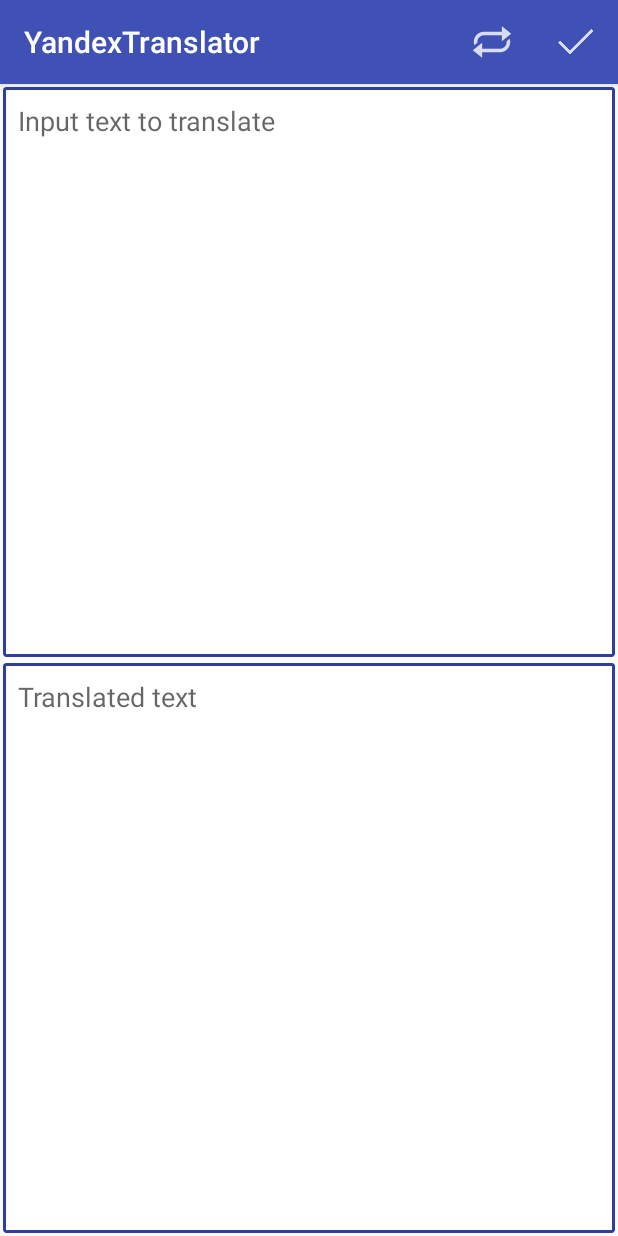
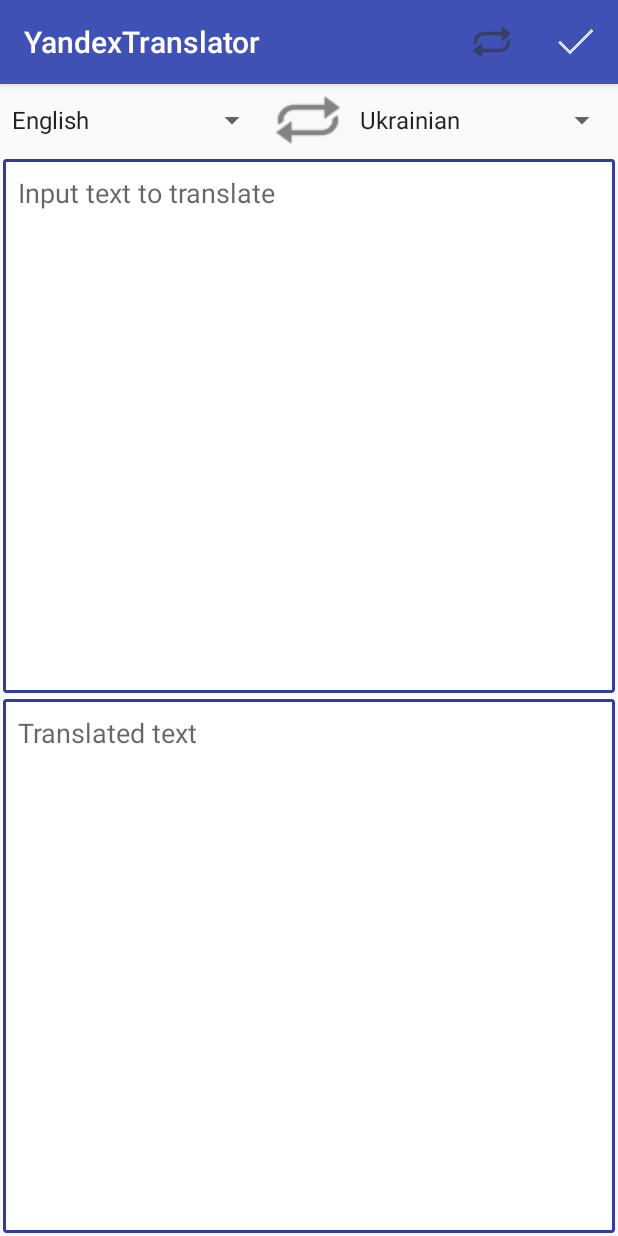
Before and after one commit to aint/SGAcademyAndroid, an Android app: the screen it shows after launch (MainActivity), after a tap on "Translate", on a phone screen of 412 x 824 dp. Run offline under Robolectric (Android 15) with nearby library versions, the phone set to English and light mode, and no system bars; our stand-ins replace ButterKnife; 1 statement that could not run was skipped.

Commit message:
Use spinners to select from/to language of translation

```diff
--- a/YandexTranslator/app/src/main/java/com/github/aint/yandextranslator/activity/MainActivity.java
+++ b/YandexTranslator/app/src/main/java/com/github/aint/yandextranslator/activity/MainActivity.java
@@ -7,10 +7,15 @@ import android.view.Menu;
 import android.view.MenuItem;
 import android.view.View;
 import android.view.inputmethod.InputMethodManager;
+import android.widget.AdapterView;
+import android.widget.AdapterView.OnItemSelectedListener;
+import android.widget.ArrayAdapter;
 import android.widget.EditText;
+import android.widget.Spinner;
 import android.widget.Toast;
 
 import com.github.aint.yandextranslator.R;
+import com.github.aint.yandextranslator.lang.Language;
 import com.github.aint.yandextranslator.model.TranslateJsonResponse;
 import com.github.aint.yandextranslator.service.YandexTranslateService;
 import com.google.gson.Gson;
@@ -27,7 +32,7 @@ import retrofit2.Retrofit;
 import retrofit2.converter.gson.GsonConverterFactory;
 
 
-public class MainActivity extends AppCompatActivity implements Callback<TranslateJsonResponse> {
+public class MainActivity extends AppCompatActivity implements Callback<TranslateJsonResponse>, OnItemSelectedListener {
 
     private static final String TAG = MainActivity.class.getName();
 
@@ -47,14 +52,44 @@ public class MainActivity extends AppCompatActivity implements Callback<Translat
 
     private YandexTranslateService translateService = retrofit.create(YandexTranslateService.class);
 
+    private String langFrom = "English";
+    private String langTo = "Ukrainian";
+
     @BindView(R.id.textFrom) EditText textFromEditText;
     @BindView(R.id.textTo) EditText textToEditText;
+
+    @BindView(R.id.lang_spinner1) Spinner langSpinner1;
+    @BindView(R.id.lang_spinner2) Spinner langSpinner2;
 
     @Override
     protected void onCreate(Bundle savedInstanceState) {
         super.onCreate(savedInstanceState);
         setContentView(R.layout.activity_main);
         ButterKnife.bind(this);
+        setUpLangSpinners();
+    }
+
+    private void setUpLangSpinners() {
+        ArrayAdapter<CharSequence> adapter = ArrayAdapter.createFromResource(
+                this,
+                R.array.languages,
+                android.R.layout.simple_spinner_item);
+        adapter.setDropDownViewResource(android.R.layout.simple_spinner_dropdown_item);
+
+        initFromLangSpinner(adapter);
+        initToLangSpinner(adapter);
+    }
+
+    private void initToLangSpinner(ArrayAdapter<CharSequence> adapter) {
+        langSpinner2.setAdapter(adapter);
+        langSpinner2.setSelection(adapter.getPosition(langTo));
+        langSpinner2.setOnItemSelectedListener(this);
+    }
+
+    private void initFromLangSpinner(ArrayAdapter<CharSequence> adapter) {
+        langSpinner1.setAdapter(adapter);
+        langSpinner1.setSelection(adapter.getPosition(langFrom));
+        langSpinner1.setOnItemSelectedListener(this);
     }
 
     private void translateText() {
@@ -66,8 +101,13 @@ public class MainActivity extends AppCompatActivity implements Callback<Translat
         Map<String, String> map = new TreeMap<>();
         map.put(KEY_REQUEST_FIELD, API_KEY);
         map.put(TEXT_REQUEST_FIELD, textFromEditText.getText().toString());
-        map.put(LANG_REQUEST_FIELD, "en-uk");
+        map.put(LANG_REQUEST_FIELD, getLangCodes());
         return map;
+    }
+
+    private String getLangCodes() {
+        return Language.valueOf(langFrom.toUpperCase()).getLangCode()
+                + "-" +  Language.valueOf(langTo.toUpperCase()).getLangCode();
     }
 
     @Override
@@ -109,4 +149,17 @@ public class MainActivity extends AppCompatActivity implements Callback<Translat
         }
         return super.onOptionsItemSelected(item);
     }
+
+    @Override
+    public void onItemSelected(AdapterView<?> parent, View view, int position, long id) {
+        Spinner spinner = (Spinner) parent;
+        if (spinner.getId() == R.id.lang_spinner1) {
+            langFrom = parent.getItemAtPosition(position).toString();
+        } else if (spinner.getId() == R.id.lang_spinner2) {
+            langTo = parent.getItemAtPosition(position).toString();
+        }
+    }
+
+    @Override
+    public void onNothingSelected(AdapterView<?> parent) {}
 }
--- /dev/null
+++ b/YandexTranslator/app/src/main/java/com/github/aint/yandextranslator/lang/Language.java
@@ -0,0 +1,98 @@
+package com.github.aint.yandextranslator.lang;
+
+public enum Language {
+    AFRIKAANS("af"),
+    ARABIC("ar"),
+    AZERBAIJANI("az"),
+    BASHKIR("ba"),
+    BELARUSIAN("be"),
+    BULGARIAN("bg"),
+    BENGALI("bn"),
+    BOSNIAN("bs"),
+    CATALAN("ca"),
+    CEBUANO("ceb"),
+    CZECH("cs"),
+    WELSH("cy"),
+    DANISH("da"),
+    GERMAN("de"),
+    GREEK("el"),
+    ENGLISH("en"),
+    ESPERANTO("eo"),
+    SPANISH("es"),
+    ESTONIAN("et"),
+    BASQUE("eu"),
+    PERSIAN("fa"),
+    FINNISH("fi"),
+    FRENCH("fr"),
+    IRISH("ga"),
+    SCOTTISH_GAELIC("gd"),
+    GALICIAN("gl"),
+    GUJARATI("gu"),
+    HEBREW("he"),
+    HINDI("hi"),
+    CROATIAN("hr"),
+    HAITIAN("ht"),
+    HUNGARIAN("hu"),
+    ARMENIAN("hy"),
+    INDONESIAN("id"),
+    ICELANDIC("is"),
+    ITALIAN("it"),
+    JAPANESE("ja"),
+    JAVANESE("jv"),
+    GEORGIAN("ka"),
+    KAZAKH("kk"),
+    KANNADA("kn"),
+    KOREAN("ko"),
+    KIRGHIZ("ky"),
+    LATIN("la"),
+    LITHUANIAN("lt"),
+    LATVIAN("lv"),
+    MALAGASY("mg"),
+    MAORI("mi"),
+    MACEDONIAN("mk"),
+    MALAYALAM("ml"),
+    MONGOLIAN("mn"),
+    MARATHI("mr"),
+    MALAY("ms"),
+    MALTESE("mt"),
+    NEPALI("ne"),
+    DUTCH("nl"),
+    NORWEGIAN("no"),
+    PUNJABI("pa"),
+    POLISH("pl"),
+    PORTUGUESE("pt"),
+    ROMANIAN("ro"),
+    RUSSIAN("ru"),
+    SINHALESE("si"),
+    SLOVAK("sk"),
+    SLOVENIAN("sl"),
+    ALBANIAN("sq"),
+    SERBIAN("sr"),
+    SUNDANESE("su"),
+    SWEDISH("sv"),
+    SWAHILI("sw"),
+    TAMIL("ta"),
+    TELUGU("te"),
+    TAJIK("tg"),
+    THAI("th"),
+    TAGALOG("tl"),
+    TURKISH("tr"),
+    TATAR("tt"),
+    UDMURT("udm"),
+    UKRAINIAN("uk"),
+    URDU("ur"),
+    UZBEK("uz"),
+    VIETNAMESE("vi"),
+    YIDDISH("yi"),
+    CHINESE("zh");
+
+    private final String langCode;
+
+    Language(String langCode) {
+        this.langCode = langCode;
+    }
+
+    public String getLangCode() {
+        return langCode;
+    }
+}
--- a/YandexTranslator/app/src/main/res/layout/activity_main.xml
+++ b/YandexTranslator/app/src/main/res/layout/activity_main.xml
@@ -5,10 +5,43 @@
     android:layout_height="fill_parent">
 
     <LinearLayout
+        android:id="@+id/panel"
         android:layout_width="match_parent"
-        android:layout_height="match_parent"
+        android:layout_height="wrap_content">
+
+        <Spinner
+            android:layout_width="0dp"
+            android:layout_height="wrap_content"
+            android:layout_weight="1"
+            android:layout_gravity="center_vertical"
+            android:id="@+id/lang_spinner1"
+            android:entries="@array/languages" />
+
+        <Button
+            android:layout_height="wrap_content"
+            android:layout_width="0dp"
+            android:layout_weight="0.3"
+            android:id="@+id/swap"
+            android:background="@drawable/ic_action_swap"
+            android:layout_gravity="center_vertical"/>
+
+        <Spinner
+            android:layout_width="0dp"
+            android:layout_height="wrap_content"
+            android:layout_weight="1"
+            android:layout_gravity="center_vertical"
+            android:id="@+id/lang_spinner2"
+            android:entries="@array/languages" />
+
+    </LinearLayout>
+
+    <LinearLayout
+        android:layout_width="match_parent"
+        android:layout_height="0dp"
         android:orientation="vertical"
-        android:weightSum="2">
+        android:weightSum="2"
+        android:layout_below="@+id/panel"
+        android:layout_alignParentBottom="true">
 
         <EditText
             style="@style/editText"
--- a/YandexTranslator/app/src/main/res/menu/menu.xml
+++ b/YandexTranslator/app/src/main/res/menu/menu.xml
@@ -5,7 +5,7 @@
     <item
         android:title="@string/menu_lang"
         app:showAsAction="ifRoom"
-        android:icon="@drawable/ic_action_lang"
+        android:icon="@drawable/ic_action_swap"
         android:id="@+id/menu_lang"/>
 
     <item
--- a/YandexTranslator/app/src/main/res/values/strings.xml
+++ b/YandexTranslator/app/src/main/res/values/strings.xml
@@ -4,4 +4,92 @@
     <string name="text_to">Translated text</string>
     <string name="menu_lang">Select language</string>
     <string name="menu_ok">Translate</string>
+
+    <string-array name="languages">
+        <item>Afrikaans</item>
+        <item>Albanian</item>
+        <item>Arabic</item>
+        <item>Azerbaijani</item>
+        <item>Basque</item>
+        <item>Bashkir</item>
+        <item>Belarusian</item>
+        <item>Bulgarian</item>
+        <item>Bengali</item>
+        <item>Bosnian</item>
+        <item>Catalan</item>
+        <item>Cebuano</item>
+        <item>Chinese</item>
+        <item>Czech</item>
+        <item>Danish</item>
+        <item>Dutch</item>
+        <item>German</item>
+        <item>Greek</item>
+        <item>English</item>
+        <item>Esperanto</item>
+        <item>Estonian</item>
+        <item>Finnish</item>
+        <item>French</item>
+        <item>Irish</item>
+        <item>Galician</item>
+        <item>Georgian</item>
+        <item>Gujarati</item>
+        <item>Hebrew</item>
+        <item>Hindi</item>
+        <item>Croatian</item>
+        <item>Haitian</item>
+        <item>Hungarian</item>
+        <item>Armenian</item>
+        <item>Indonesian</item>
+        <item>Icelandic</item>
+        <item>Italian</item>
+        <item>Japanese</item>
+        <item>Javanese</item>
+        <item>Kazakh</item>
+        <item>Kannada</item>
+        <item>Korean</item>
+        <item>Kirghiz</item>
+        <item>Latin</item>
+        <item>Lithuanian</item>
+        <item>Latvian</item>
+        <item>Malagasy</item>
+        <item>Maori</item>
+        <item>Macedonian</item>
+        <item>Malayalam</item>
+        <item>Mongolian</item>
+        <item>Marathi</item>
+        <item>Malay</item>
+        <item>Maltese</item>
+        <item>Nepali</item>
+        <item>Norwegian</item>
+        <item>Punjabi</item>
+        <item>Polish</item>
+        <item>Persian</item>
+        <item>Portuguese</item>
+        <item>Romanian</item>
+        <item>Russian</item>
+        <item>Scottish</item>
+        <item>Sinhalese</item>
+        <item>Slovak</item>
+        <item>Slovenian</item>
+        <item>Spanish</item>
+        <item>Serbian</item>
+        <item>Sundanese</item>
+        <item>Swedish</item>
+        <item>Swahili</item>
+        <item>Tamil</item>
+        <item>Telugu</item>
+        <item>Tajik</item>
+        <item>Thai</item>
+        <item>Tagalog</item>
+        <item>Turkish</item>
+        <item>Tatar</item>
+        <item>Udmurt</item>
+        <item>Ukrainian</item>
+        <item>Urdu</item>
+        <item>Uzbek</item>
+        <item>Vietnamese</item>
+        <item>Yiddish</item>
+        <item>Welsh</item>
+    </string-array>
+
 </resources>
```
Also changed, not shown: YandexTranslator/app/src/main/res/drawable-hdpi/ic_action_lang.png (deleted), YandexTranslator/app/src/main/res/drawable-hdpi/ic_action_swap.png (added), YandexTranslator/app/src/main/res/drawable-mdpi/ic_action_lang.png (deleted), YandexTranslator/app/src/main/res/drawable-mdpi/ic_action_swap.png (added), YandexTranslator/app/src/main/res/drawable-xhdpi/ic_action_lang.png (deleted), YandexTranslator/app/src/main/res/drawable-xhdpi/ic_action_swap.png (added), YandexTranslator/app/src/main/res/drawable-xxhdpi/ic_action_lang.png (deleted), YandexTranslator/app/src/main/res/drawable-xxhdpi/ic_action_swap.png (added).
